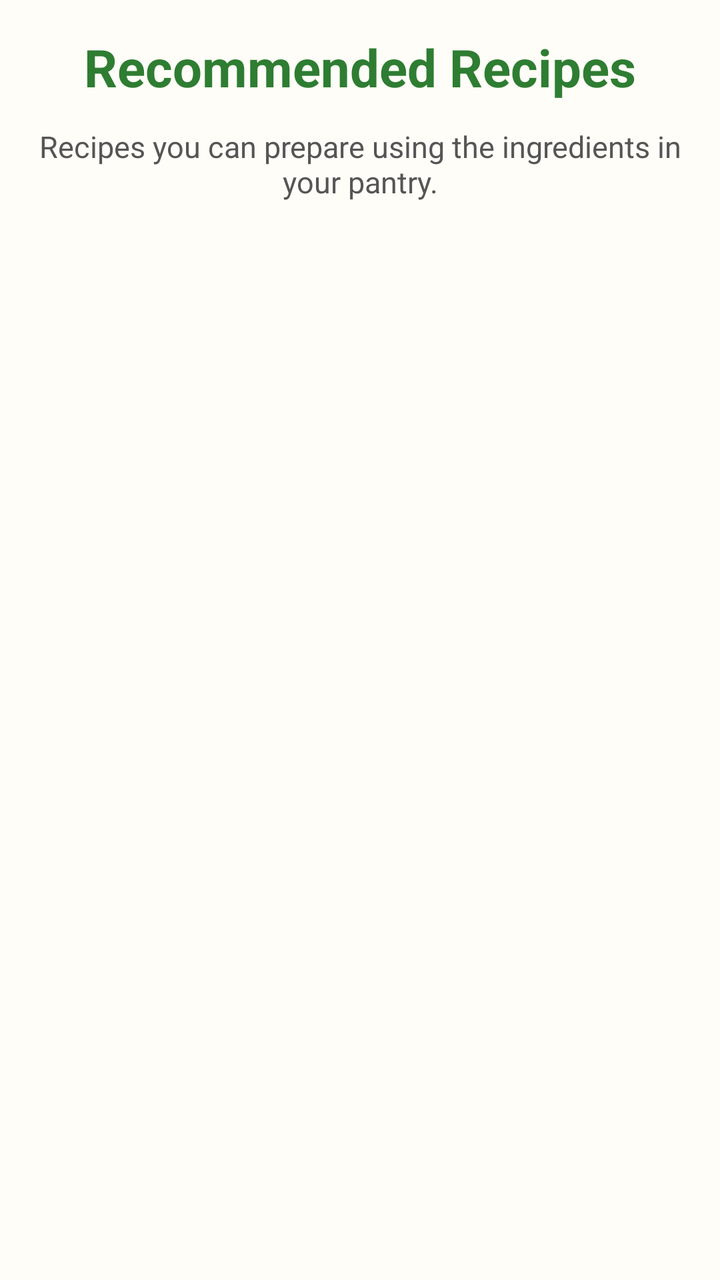
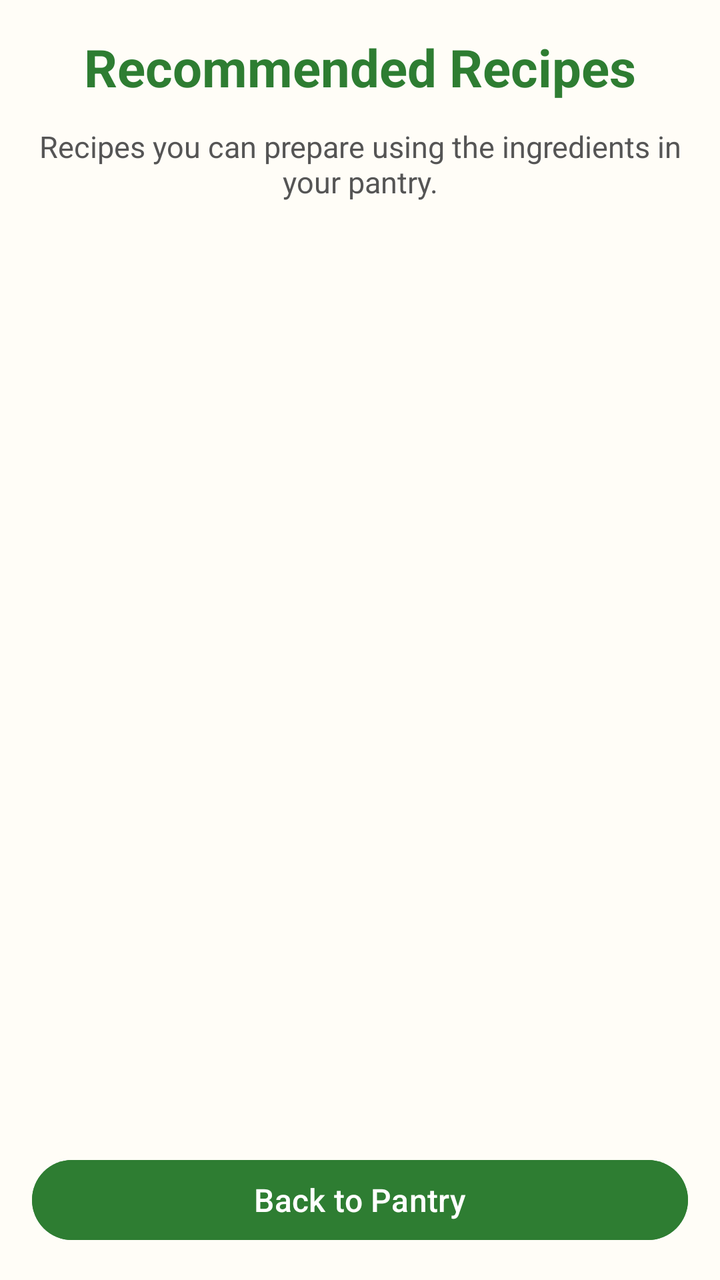

Compare the two renders of this Android layout. The source of the first and the diff that turns it into the second are given below.
<!-- AndroidManifest.xml: application theme Theme.SmartPantryManager -->
<!-- res/layout/activity_recommended_recipes.xml -->
<?xml version="1.0" encoding="utf-8"?>
<LinearLayout xmlns:android="http://schemas.android.com/apk/res/android"
    android:layout_width="match_parent"
    android:layout_height="match_parent"
    android:orientation="vertical"
    android:padding="16dp"
    android:background="#FFFDF7">

    <TextView
        android:id="@+id/tvRecommendedRecipesTitle"
        android:layout_width="match_parent"
        android:layout_height="wrap_content"
        android:text="Recommended Recipes"
        android:textSize="26sp"
        android:textStyle="bold"
        android:textColor="#2E7D32"
        android:gravity="center"
        android:layout_marginBottom="12dp" />

    <TextView
        android:id="@+id/tvRecommendedRecipesDescription"
        android:layout_width="match_parent"
        android:layout_height="wrap_content"
        android:text="Recipes you can prepare using the ingredients in your pantry."
        android:textSize="15sp"
        android:textColor="#555555"
        android:gravity="center"
        android:layout_marginBottom="16dp" />

    <TextView
        android:id="@+id/tvNoRecipes"
        android:layout_width="match_parent"
        android:layout_height="wrap_content"
        android:text="No matching recipes found. Try adding more ingredients to your pantry."
        android:textSize="16sp"
        android:textColor="#777777"
        android:gravity="center"
        android:padding="20dp"
        android:visibility="gone" />

    <androidx.recyclerview.widget.RecyclerView
        android:id="@+id/recyclerViewRecipes"
        android:layout_width="match_parent"
        android:layout_height="0dp"
        android:layout_weight="1" />

</LinearLayout>
<!-- resources referenced by this layout -->
<resources>
  <style name="Theme.SmartPantryManager" parent="Base.Theme.SmartPantryManager" />
  <style name="Base.Theme.SmartPantryManager" parent="Theme.Material3.DayNight.NoActionBar">
          
          
      </style>
</resources>

<!-- the commit's change to res/layout/activity_recommended_recipes.xml (unified diff, before → after) -->
@@ -44,4 +44,15 @@
         android:layout_height="0dp"
         android:layout_weight="1" />
 
+    
+    <Button
+        android:id="@+id/btnBackToPantry"
+        android:layout_width="match_parent"
+        android:layout_height="wrap_content"
+        android:text="Back to Pantry"
+        android:textSize="16sp"
+        android:textColor="#FFFFFF"
+        android:backgroundTint="#2E7D32"
+        android:layout_marginTop="10dp" />
+
 </LinearLayout>
